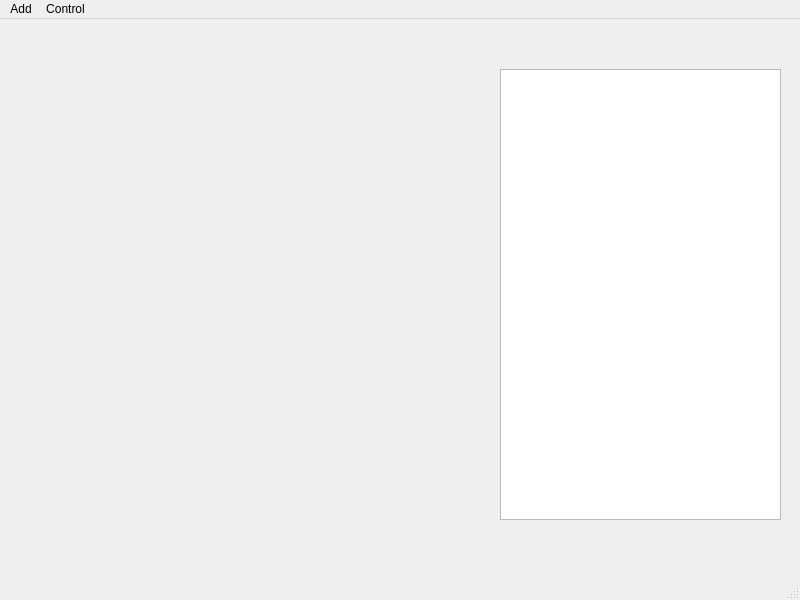
Old version of the form client_local/client_local/plantapp.ui in the repository juhaszb/plant_repository.
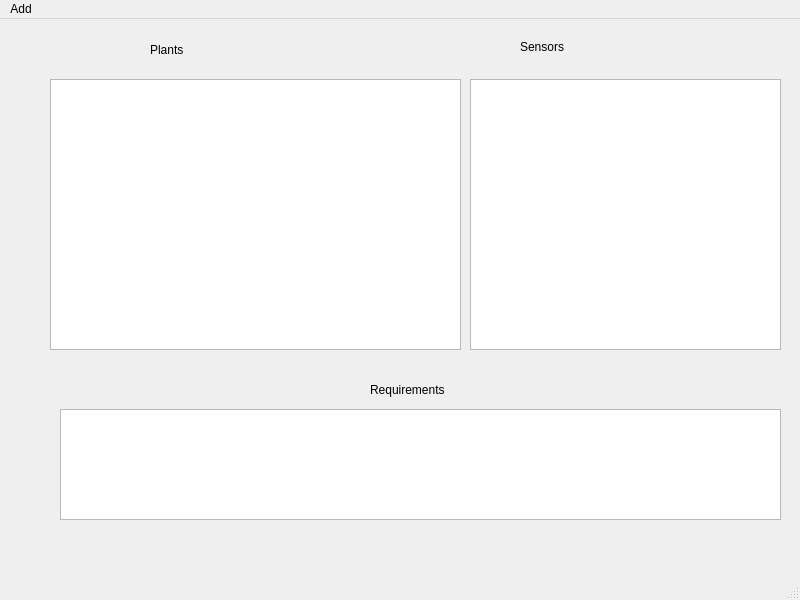
New version of the form.

```diff
--- a/client_local/client_local/plantapp.ui
+++ b/client_local/client_local/plantapp.ui
@@ -17,13 +17,72 @@
    <widget class="QTableWidget" name="sensor_data">
     <property name="geometry">
      <rect>
-      <x>500</x>
-      <y>50</y>
-      <width>281</width>
-      <height>451</height>
+      <x>470</x>
+      <y>60</y>
+      <width>311</width>
+      <height>271</height>
      </rect>
     </property>
    </widget>
+   <widget class="QTableWidget" name="plant_data">
+    <property name="geometry">
+     <rect>
+      <x>50</x>
+      <y>60</y>
+      <width>411</width>
+      <height>271</height>
+     </rect>
+    </property>
+   </widget>
+   <widget class="QLabel" name="label">
+    <property name="geometry">
+     <rect>
+      <x>150</x>
+      <y>20</y>
+      <width>71</width>
+      <height>21</height>
+     </rect>
+    </property>
+    <property name="text">
+     <string>Plants</string>
+    </property>
+   </widget>
+   <widget class="QLabel" name="label_2">
+    <property name="geometry">
+     <rect>
+      <x>520</x>
+      <y>20</y>
+      <width>71</width>
+      <height>16</height>
+     </rect>
+    </property>
+    <property name="text">
+     <string>Sensors</string>
+    </property>
+   </widget>
+   <widget class="QTableWidget" name="requirements_data">
+    <property name="geometry">
+     <rect>
+      <x>60</x>
+      <y>390</y>
+      <width>721</width>
+      <height>111</height>
+     </rect>
+    </property>
+   </widget>
+   <widget class="QLabel" name="label_3">
+    <property name="geometry">
+     <rect>
+      <x>370</x>
+      <y>360</y>
+      <width>91</width>
+      <height>21</height>
+     </rect>
+    </property>
+    <property name="text">
+     <string>Requirements</string>
+    </property>
+   </widget>
   </widget>
   <widget class="QMenuBar" name="menubar">
    <property name="geometry">
@@ -39,15 +98,9 @@
      <string>Add</string>
     </property>
     <addaction name="actionAdd_Plant"/>
-   </widget>
-   <widget class="QMenu" name="menuControl">
-    <property name="title">
-     <string>Control</string>
-    </property>
-    <addaction name="actionActor"/>
+    <addaction name="actionRequirement"/>
    </widget>
    <addaction name="menuPlant_Reposity"/>
-   <addaction name="menuControl"/>
   </widget>
   <widget class="QStatusBar" name="statusbar"/>
   <action name="actionAdd_Plant">
```
Left out of the diff: 5 changed lines with no effect on the pictures.
